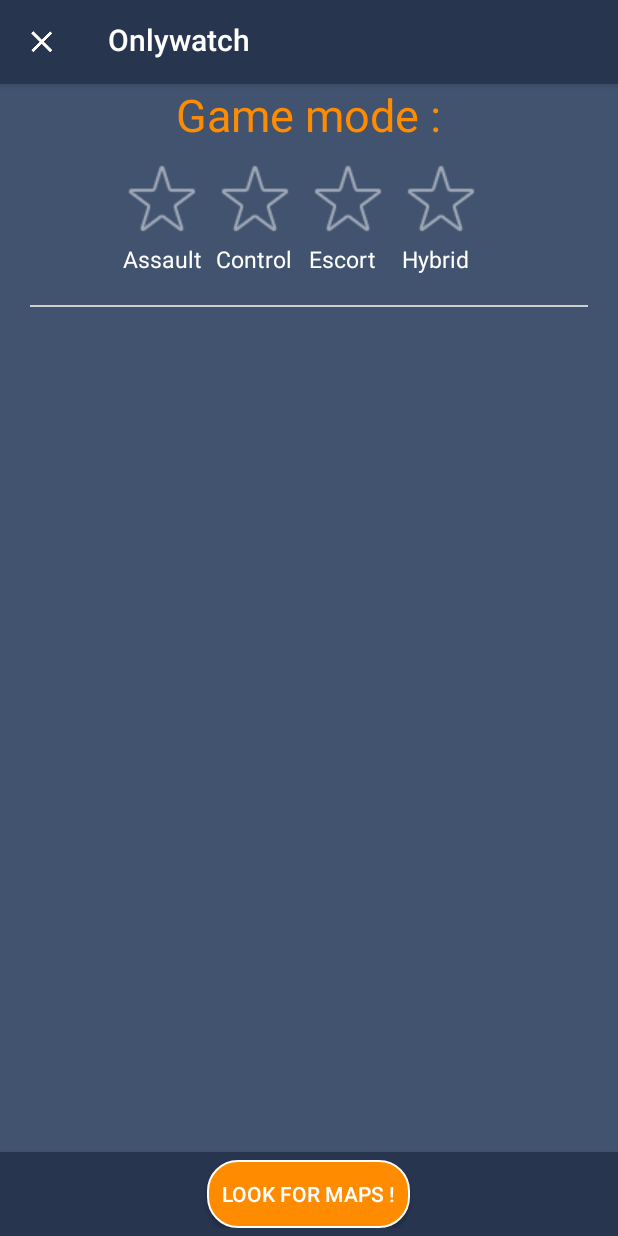
After one commit to fleriche/onlywatch, an Android app: the MapsFilterActivity screen opened directly, with no data from a screen before it, on a phone screen of 412 x 824 dp. The commit adds this screen. Run offline under Robolectric (Android 15) with nearby library versions, the phone set to English and light mode, and no system bars; 1 statement that could not run was skipped.

Commit message:
filtre cartes

```diff
--- a/app/src/main/AndroidManifest.xml
+++ b/app/src/main/AndroidManifest.xml
@@ -28,7 +28,8 @@
         <activity android:name=".general.SettingsActivity" />
         <activity android:name=".general.HelpActivity" />
         <activity android:name=".maps.MapActivity" />
-        <activity android:name=".favorite.FavoriteActivity"></activity>
+        <activity android:name=".favorite.FavoriteActivity" />
+        <activity android:name=".maps.MapsFilterActivity"></activity>
     </application>
 
 </manifest>
--- a/app/src/main/java/com/onlywatch/fleriche/onlywatch/favorite/FavoriteFragment.java
+++ b/app/src/main/java/com/onlywatch/fleriche/onlywatch/favorite/FavoriteFragment.java
@@ -5,6 +5,7 @@ import android.os.Bundle;
 import android.support.v4.app.Fragment;
 import android.support.design.widget.TabLayout;
 import android.support.v4.view.ViewPager;
+import android.support.v7.app.AppCompatActivity;
 import android.view.LayoutInflater;
 import android.view.View;
 import android.view.ViewGroup;
--- a/app/src/main/java/com/onlywatch/fleriche/onlywatch/general/GameFragment.java
+++ b/app/src/main/java/com/onlywatch/fleriche/onlywatch/general/GameFragment.java
@@ -7,6 +7,7 @@ import android.content.Intent;
 import android.content.res.Configuration;
 import android.net.Uri;
 import android.os.Bundle;
+import android.support.v7.app.AppCompatActivity;
 import android.view.LayoutInflater;
 import android.view.View;
 import android.view.ViewGroup;
@@ -45,8 +46,9 @@ public class GameFragment extends Fragment implements BaseSliderView.OnSliderCli
         HashMap<String, Integer> imgMap = new HashMap<>();
         Button btnBuy = (Button) view.findViewById(R.id.btnBuy);
         mDrwDrawerList = (ListView) getActivity().findViewById(R.id.drwLvDrawerList);
+        mSliderLayout = (SliderLayout)view.findViewById(R.id.slider);
 
-        mSliderLayout = (SliderLayout)view.findViewById(R.id.slider);
+        ((AppCompatActivity) getActivity()).getSupportActionBar().setTitle(getString(R.string.app_name));
 
         imgMap.put(getString(R.string.strSkills), R.drawable.skill);
         imgMap.put(getString(R.string.strMaps), R.drawable.cartes);
--- /dev/null
+++ b/app/src/main/java/com/onlywatch/fleriche/onlywatch/maps/MapsFilterActivity.java
@@ -0,0 +1,92 @@
+package com.onlywatch.fleriche.onlywatch.maps;
+
+import android.content.Intent;
+import android.support.v7.app.AppCompatActivity;
+import android.os.Bundle;
+import android.support.v7.widget.Toolbar;
+import android.view.MenuItem;
+import android.view.View;
+import android.widget.Button;
+import android.widget.ViewFlipper;
+
+import com.onlywatch.fleriche.onlywatch.R;
+
+public class MapsFilterActivity extends AppCompatActivity implements View.OnClickListener {
+    public static final int RESULT_MAPS_FILTER_OK = 1;
+    private static final int RESULT_MAPS_FILTER_CANCELED = 2;
+    public static final String ASSAULT_FILTER = "assault_filter";
+    public static final String CONTROL_FILTER = "control_filter";
+    public static final String ESCORT_FILTER = "escort_filter";
+    public static final String HYBRID_FILTER = "hybrid_filter";
+    private ViewFlipper mVfAssault;
+    private ViewFlipper mVfControl;
+    private ViewFlipper mVfEscort;
+    private ViewFlipper mVfHybrid;
+
+    @Override
+    protected void onCreate(Bundle savedInstanceState) {
+        super.onCreate(savedInstanceState);
+        setContentView(R.layout.activity_maps_filter);
+        overridePendingTransition(R.anim.slide_up, R.anim.stay); //Animation transition slide up
+
+        Toolbar toolbar = (Toolbar) findViewById(R.id.heroToolbar);
+        final Button mapFilter = (Button) findViewById(R.id.btnMapFilter);
+        mVfAssault = (ViewFlipper) findViewById(R.id.viewFlipperAssault);
+        mVfControl = (ViewFlipper) findViewById(R.id.viewFlipperControl);
+        mVfEscort = (ViewFlipper) findViewById(R.id.viewFlipperEscort);
+        mVfHybrid = (ViewFlipper) findViewById(R.id.viewFlipperHybrid);
+        if(mVfAssault != null)
+            mVfAssault.setOnClickListener(this);
+        if(mVfControl != null)
+            mVfControl.setOnClickListener(this);
+        if(mVfEscort != null)
+            mVfEscort.setOnClickListener(this);
+        if(mVfHybrid != null)
+            mVfHybrid.setOnClickListener(this);
+
+        setSupportActionBar(toolbar);
+        if (getSupportActionBar() != null) {
+            getSupportActionBar().setDisplayHomeAsUpEnabled(true);
+            getSupportActionBar().setHomeAsUpIndicator(R.drawable.ic_close_white_24dp);
+        }
+
+        if (mapFilter != null)
+            mapFilter.setOnClickListener(new View.OnClickListener() {
+                @Override
+                public void onClick(View v) {
+                    Intent intent = new Intent();
+                    intent.putExtra(ASSAULT_FILTER, mVfAssault.getDisplayedChild());
+                    intent.putExtra(CONTROL_FILTER, mVfControl.getDisplayedChild());
+                    intent.putExtra(ESCORT_FILTER, mVfEscort.getDisplayedChild());
+                    intent.putExtra(HYBRID_FILTER, mVfHybrid.getDisplayedChild());
+                    setResult(RESULT_MAPS_FILTER_OK, intent);
+                    finish();
+                    overridePendingTransition(R.anim.stay, R.anim.slide_down); //Animation transition slide down
+                }
+            });
+    }
+
+    @Override
+    public void onClick(View v) {
+        ((ViewFlipper) v).showNext();
+    }
+
+    @Override
+    public void onBackPressed() {
+        Intent intent = new Intent();
+        setResult(RESULT_MAPS_FILTER_CANCELED, intent);
+        super.onBackPressed();
+        overridePendingTransition(R.anim.stay, R.anim.slide_down); //Animation transition slide down
+    }
+
+    @Override
+    public boolean onOptionsItemSelected(MenuItem item) {
+        if (item.getItemId() == android.R.id.home) {
+            Intent intent = new Intent();
+            setResult(RESULT_MAPS_FILTER_CANCELED, intent);
+            finish();
+            overridePendingTransition(R.anim.stay, R.anim.slide_down); //Animation transition slide down
+        }
+        return super.onOptionsItemSelected(item);
+    }
+}
--- /dev/null
+++ b/app/src/main/res/layout/activity_maps_filter.xml
@@ -0,0 +1,211 @@
+<?xml version="1.0" encoding="utf-8"?>
+<android.support.design.widget.CoordinatorLayout xmlns:android="http://schemas.android.com/apk/res/android"
+    xmlns:app="http://schemas.android.com/apk/res-auto"
+    android:layout_width="match_parent"
+    android:layout_height="match_parent"
+    android:background="@color/blueTransparentOverwatch"
+    android:fitsSystemWindows="true"
+    android:id="@+id/kaki">
+
+    <android.support.design.widget.AppBarLayout
+        android:id="@+id/app_bar_layout"
+        android:layout_width="match_parent"
+        android:layout_height="wrap_content"
+        android:theme="@style/ThemeOverlay.AppCompat.Dark.ActionBar">
+
+        <include
+            layout="@layout/toolbar"
+            android:layout_width="match_parent"
+            android:layout_height="?attr/actionBarSize"
+            app:layout_collapseMode="pin" />
+
+    </android.support.design.widget.AppBarLayout>
+
+    <RelativeLayout
+        android:layout_width="match_parent"
+        android:layout_height="match_parent"
+        app:layout_behavior="@string/appbar_scrolling_view_behavior">
+
+        <!-- WARNING : Layouts in a CoordinatorLayout need to define a layout_behavior -->
+        <android.support.v4.widget.NestedScrollView
+            android:layout_width="match_parent"
+            android:layout_height="wrap_content"
+            android:id="@+id/scrollViewHeroFilter"
+            android:paddingBottom="?attr/actionBarSize">
+
+            <LinearLayout
+                android:layout_width="match_parent"
+                android:layout_height="match_parent"
+                android:orientation="vertical"
+                android:layout_gravity="center_horizontal">
+
+                <TextView
+                    android:layout_width="wrap_content"
+                    android:layout_height="wrap_content"
+                    android:text="@string/strGameMode"
+                    android:textSize="30sp"
+                    android:textColor="@color/colorAccent"
+                    android:layout_gravity="center_horizontal"
+                    android:layout_marginBottom="10dp"/>
+
+                <RelativeLayout
+                    android:layout_width="match_parent"
+                    android:layout_height="wrap_content"
+                    android:gravity="center_horizontal">
+
+                    <ViewFlipper
+                        android:layout_width="wrap_content"
+                        android:layout_height="wrap_content"
+                        android:layout_marginRight="10dp"
+                        android:id="@+id/viewFlipperAssault">
+
+                        <ImageView
+                            android:id="@+id/ivAssaultDisabled"
+                            android:layout_width="wrap_content"
+                            android:layout_height="wrap_content"
+                            android:src="@drawable/star_empty"/>
+
+                        <ImageView
+                            android:id="@+id/ivAssaultFocused"
+                            android:layout_width="wrap_content"
+                            android:layout_height="wrap_content"
+                            android:src="@drawable/star_full"/>
+
+                    </ViewFlipper>
+
+                    <TextView
+                        android:layout_width="wrap_content"
+                        android:layout_height="wrap_content"
+                        android:layout_below="@id/viewFlipperAssault"
+                        android:textColor="@color/white"
+                        android:textSize="15sp"
+                        android:layout_alignLeft="@id/viewFlipperOffense"
+                        android:text="@string/strAssault"/>
+
+                    <ViewFlipper
+                        android:layout_width="wrap_content"
+                        android:layout_height="wrap_content"
+                        android:layout_toRightOf="@id/viewFlipperAssault"
+                        android:layout_marginRight="10dp"
+                        android:id="@+id/viewFlipperControl">
+
+                        <ImageView
+                            android:id="@+id/ivControlDisabled"
+                            android:layout_width="wrap_content"
+                            android:layout_height="wrap_content"
+                            android:src="@drawable/star_empty"/>
+
+                        <ImageView
+                            android:id="@+id/ivControlFocused"
+                            android:layout_width="wrap_content"
+                            android:layout_height="wrap_content"
+                            android:src="@drawable/star_full"/>
+
+                    </ViewFlipper>
+
+                    <TextView
+                        android:layout_width="wrap_content"
+                        android:layout_height="wrap_content"
+                        android:layout_below="@id/viewFlipperControl"
+                        android:textColor="@color/white"
+                        android:textSize="15sp"
+                        android:layout_alignLeft="@id/viewFlipperControl"
+                        android:text="@string/strControl"/>
+
+                    <ViewFlipper
+                        android:layout_width="wrap_content"
+                        android:layout_height="wrap_content"
+                        android:layout_toRightOf="@id/viewFlipperControl"
+                        android:layout_marginRight="10dp"
+                        android:id="@+id/viewFlipperEscort">
+
+                        <ImageView
+                            android:id="@+id/ivEscortDisabled"
+                            android:layout_width="wrap_content"
+                            android:layout_height="wrap_content"
+                            android:src="@drawable/star_empty"/>
+
+                        <ImageView
+                            android:id="@+id/ivEscortFocused"
+                            android:layout_width="wrap_content"
+                            android:layout_height="wrap_content"
+                            android:src="@drawable/star_full"/>
+
+                    </ViewFlipper>
+
+                    <TextView
+                        android:layout_width="wrap_content"
+                        android:layout_height="wrap_content"
+                        android:layout_below="@id/viewFlipperEscort"
+                        android:textColor="@color/white"
+                        android:textSize="15sp"
+                        android:layout_alignLeft="@id/viewFlipperEscort"
+                        android:text="@string/strEscort"/>
+
+                    <ViewFlipper
+                        android:layout_width="wrap_content"
+                        android:layout_height="wrap_content"
+                        android:layout_toRightOf="@id/viewFlipperEscort"
+                        android:layout_marginRight="10dp"
+                        android:id="@+id/viewFlipperHybrid">
+
+                        <ImageView
+                            android:id="@+id/ivHybridDisabled"
+                            android:layout_width="wrap_content"
+                            android:layout_height="wrap_content"
+                            android:src="@drawable/star_empty"/>
+
+                        <ImageView
+                            android:id="@+id/ivHybridFocused"
+                            android:layout_width="wrap_content"
+                            android:layout_height="wrap_content"
+                            android:src="@drawable/star_full"/>
+
+                    </ViewFlipper>
+
+                    <TextView
+                        android:layout_width="wrap_content"
+                        android:layout_height="wrap_content"
+                        android:layout_below="@id/viewFlipperHybrid"
+                        android:textColor="@color/white"
+                        android:textSize="15sp"
+                        android:layout_alignLeft="@id/viewFlipperHybrid"
+                        android:text="@string/strHybrid"/>
+
+                </RelativeLayout>
+
+                <View
+                    android:layout_width="match_parent"
+                    android:layout_height="1dp"
+                    android:layout_margin="20dp"
+                    android:background="@color/greyOverwatch"/>
+
+            </LinearLayout>
+
+        </android.support.v4.widget.NestedScrollView>
+
+        <RelativeLayout
+            android:id="@+id/footerMapFilter"
+            android:layout_width="match_parent"
+            android:layout_height="?attr/actionBarSize"
+            android:paddingTop="5dp"
+            android:paddingBottom="5dp"
+            android:elevation="4dp"
+            android:layout_alignParentBottom="true"
+            android:background="@color/blueOverwatch">
+
+            <Button
+                android:id="@+id/btnMapFilter"
+                android:layout_width="wrap_content"
+                android:layout_height="wrap_content"
+                android:padding="10dp"
+                android:textColor="@color/white"
+                android:background="@drawable/filter_button"
+                android:layout_centerInParent="true"
+                android:text="@string/strFilterMap" />
+
+        </RelativeLayout>
+
+    </RelativeLayout>
+
+</android.support.design.widget.CoordinatorLayout>
--- a/app/src/main/res/values/strings.xml
+++ b/app/src/main/res/values/strings.xml
@@ -38,6 +38,15 @@
     <string name="strSkills">Capacités</string>
     <string name="strBiography">Biographie</string>
 
+    <string name="strAssault">Assault</string>
+    <string name="strControl">Control</string>
+    <string name="strEscort">Escort</string>
+    <string name="strHybrid">Hybrid</string>
+
+    <string name="titleHeroesListFragment">Heroes</string>
+    <string name="titleMapsListFragment">Maps</string>
+    <string name="titleFavoritesListFragment">Favorites</string>
+
     <string name="strRealName">Identité : &#160;</string>
     <string name="strOccupation">Profession : &#160;</string>
     <string name="strBaseOperation">Base d\'opération : &#160;</string>
@@ -53,6 +62,7 @@
     <string name="strEasterEggs">Easter Eggs</string>
 
     <string name="strFilterHero">Look for heroes !</string>
+    <string name="strFilterMap">Look for maps !</string>
     <string name="strHeroes">Heroes</string>
     <string name="strMaps">Maps</string>
     <string name="strDescription">Description</string>
```
Also changed, not shown: app/src/main/java/com/onlywatch/fleriche/onlywatch/database/MapManager.java (+39 -0 lines), app/src/main/java/com/onlywatch/fleriche/onlywatch/heroes/HeroesListFragment.java (+6 -1 lines), app/src/main/java/com/onlywatch/fleriche/onlywatch/maps/MapsListFragment.java (+93 -2 lines), app/src/main/res/layout/fragment_maps_list.xml (+17 -6 lines), 1 other file.
